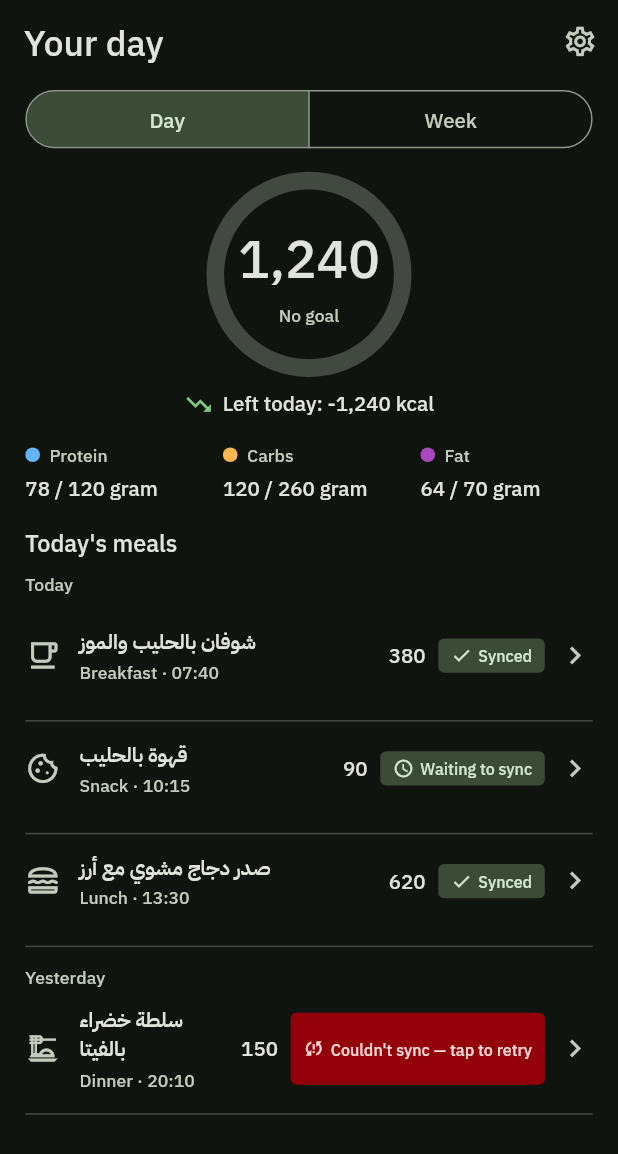
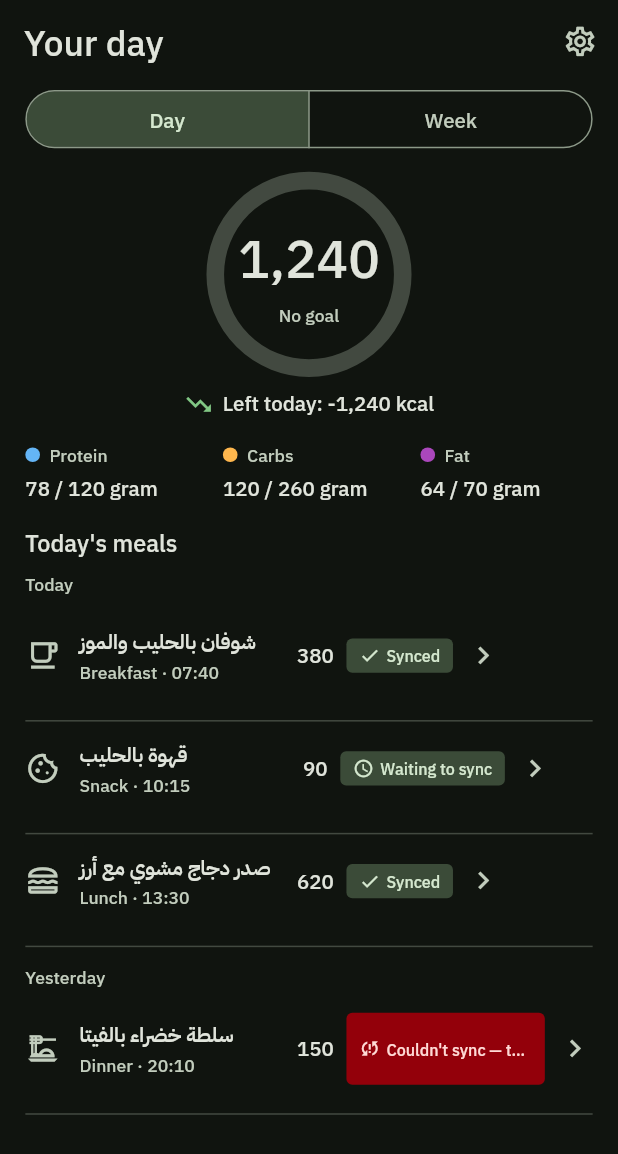
Before and after one commit to Mahmoud-Younes/nesba_ai, a Flutter app: the ReviewScreen screen opened directly, on a phone screen of 412 x 824 dp. Shown: the top 1154 px of the screen. Run offline on Flutter 3.47's test engine with Material 3 defaults, Android fonts, the phone set to English and light mode, and no system bars; our stand-ins replace animate_do, firebase_core, flutter_bloc, flutter_screenutil, freezed_annotation, get_it and 1 more; accounts and stored records are empty; project files that could hold a hidden picture were left out.

Commit message:
fit failed sync badge inside narrow meal rows
Let the badge and its long Arabic label shrink with an RTL flex row instead of overflowing it. Screenshot: design/screenshots/review-gate/fit-failed-sync-badge-inside-narrow-meal-rows.png

```diff
--- a/lib/core/widgets/chips/sync_badge.dart
+++ b/lib/core/widgets/chips/sync_badge.dart
@@ -60,13 +60,17 @@ class SyncBadge extends StatelessWidget {
         children: [
           Icon(icon, size: 14, color: onBackground),
           SizedBox(width: 4.w),
-          TextApp(
+          Flexible(
+            child: TextApp(
               text: _label(context),
               textAlign: TextAlign.start,
+              maxLines: 1,
+              textOverflow: TextOverflow.ellipsis,
               theme: context.textStyle.copyWith(
                 fontSize: 11.sp,
                 fontWeight: FontWeightHelper.semiBold,
                 color: onBackground,
+              ),
             ),
           ),
         ],
--- a/lib/core/widgets/rows/meal_row.dart
+++ b/lib/core/widgets/rows/meal_row.dart
@@ -91,7 +91,9 @@ class MealRow extends StatelessWidget {
           ),
           if (badge != null) ...<Widget>[
             SizedBox(width: 8.w),
-            badge!,
+            // Long sync copy must shrink with the row, never push it past
+            // its boundary (RTL overflow stripes in states §1.5).
+            Flexible(child: badge!),
           ],
           // Navigation affordance only on tappable rows.
           if (onTap != null) ...<Widget>[
```
Also changed, not shown: 1 other file. Lines whose indentation alone changed are shown as unchanged.
